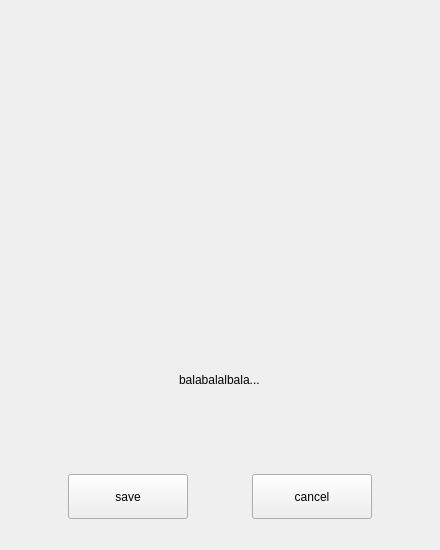
Above: plugins/account/src/pages/biometric-enroll-dialog/face-enroll-dialog/face-enroll-dialog.ui from openeuler-mirror/kiran-control-panel before the change. Below: the same form after it.
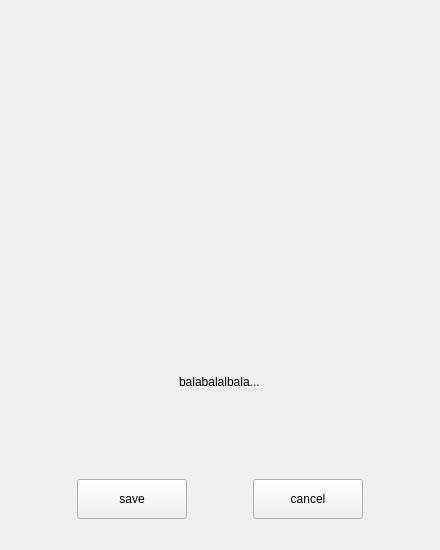
That is the form after the change. Custom widgets are drawn as their Qt base class.

Diff of the .ui file:
```diff
--- a/plugins/account/src/pages/biometric-enroll-dialog/face-enroll-dialog/face-enroll-dialog.ui
+++ b/plugins/account/src/pages/biometric-enroll-dialog/face-enroll-dialog/face-enroll-dialog.ui
@@ -81,6 +81,9 @@
    </item>
    <item>
     <layout class="QHBoxLayout" name="horizontalLayout_2">
+     <property name="spacing">
+      <number>0</number>
+     </property>
      <property name="bottomMargin">
       <number>20</number>
      </property>
@@ -107,14 +110,14 @@
        </property>
        <property name="minimumSize">
         <size>
-         <width>120</width>
-         <height>45</height>
+         <width>110</width>
+         <height>40</height>
         </size>
        </property>
        <property name="maximumSize">
         <size>
-         <width>120</width>
-         <height>45</height>
+         <width>110</width>
+         <height>40</height>
         </size>
        </property>
        <property name="text">
@@ -145,14 +148,14 @@
        </property>
        <property name="minimumSize">
         <size>
-         <width>120</width>
-         <height>45</height>
+         <width>110</width>
+         <height>40</height>
         </size>
        </property>
        <property name="maximumSize">
         <size>
-         <width>120</width>
-         <height>45</height>
+         <width>110</width>
+         <height>40</height>
         </size>
        </property>
        <property name="text">
```
